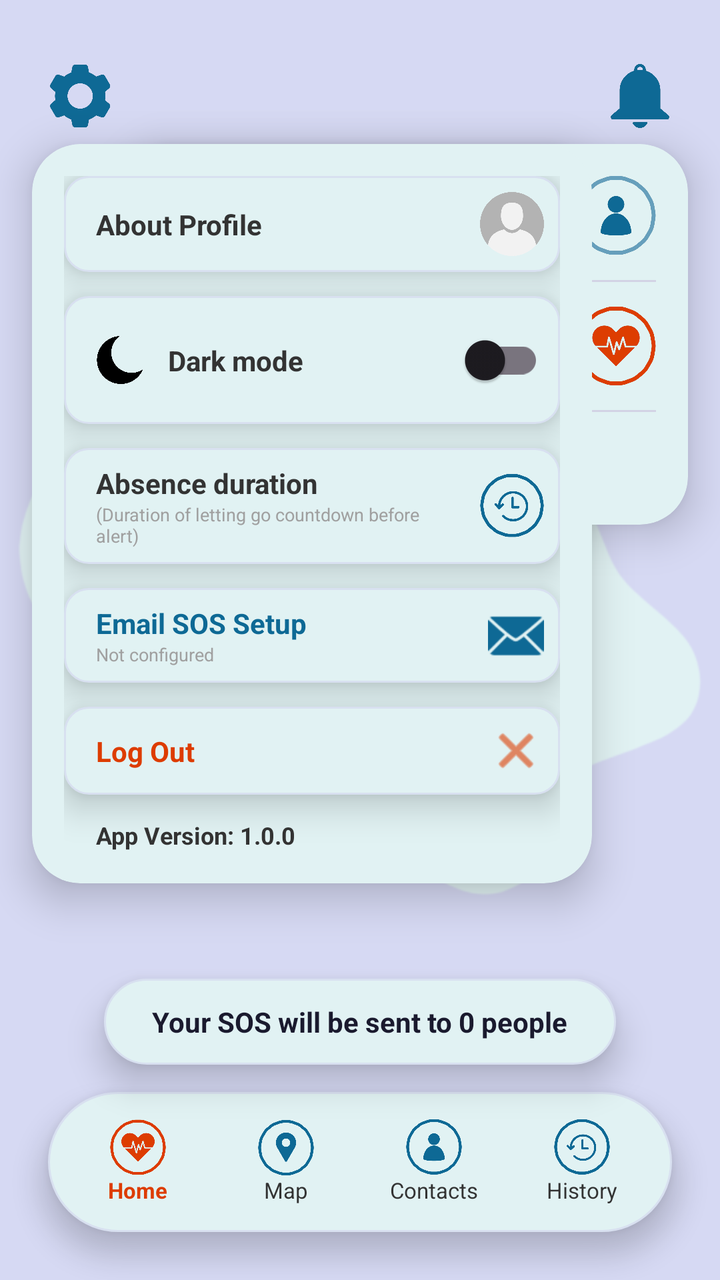
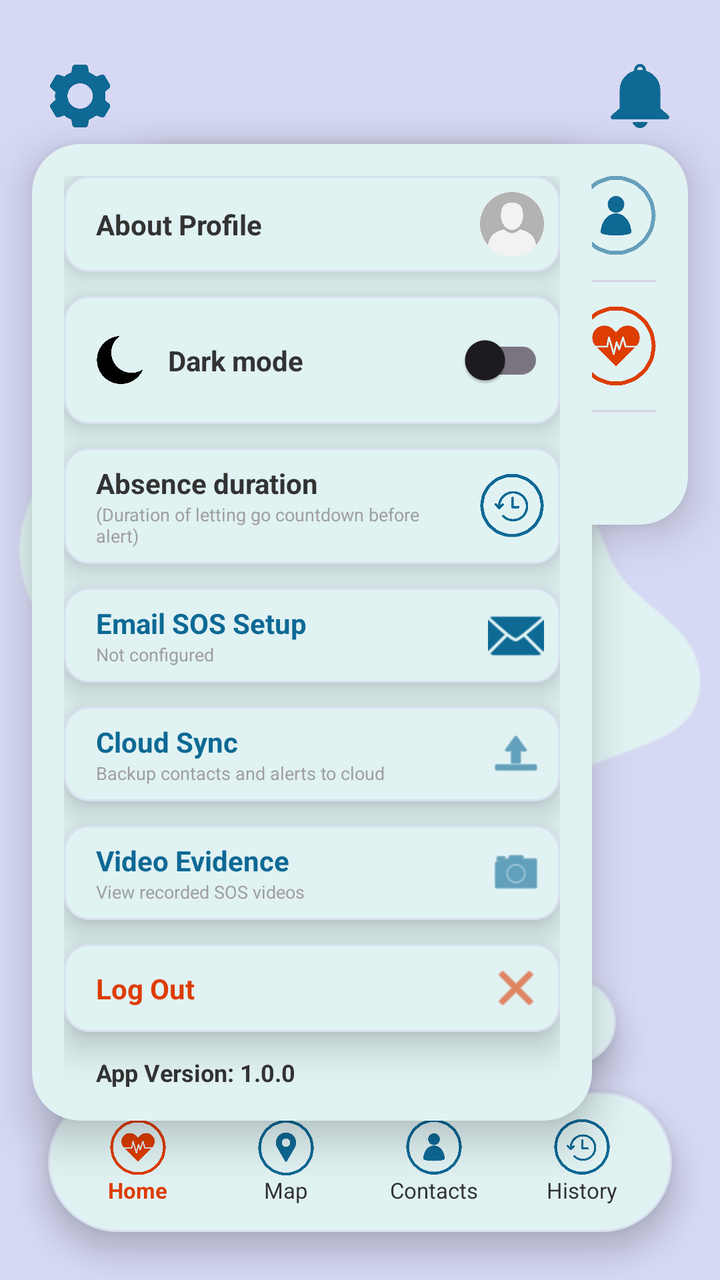

Screens rendered from an Android XML layout before and after an edit, with the pre-edit source and the edit as a unified diff.
<!-- AndroidManifest.xml: application theme Theme.PulseCheck -->
<!-- res/layout/activity_home.xml -->
<?xml version="1.0" encoding="utf-8"?>
<androidx.constraintlayout.widget.ConstraintLayout xmlns:android="http://schemas.android.com/apk/res/android"
    xmlns:app="http://schemas.android.com/apk/res-auto"
    xmlns:tools="http://schemas.android.com/tools"
    android:layout_width="match_parent"
    android:layout_height="match_parent"
    android:id="@+id/main"
    android:background="@color/pulse_surface_variant"
    tools:context=".home">

    <ImageView
        android:id="@+id/btnSettings"
        android:layout_width="32dp"
        android:layout_height="32dp"
        android:layout_marginStart="24dp"
        android:layout_marginTop="32dp"
        android:background="@drawable/setting"
        app:tint="#0e6995"
        app:layout_constraintStart_toStartOf="parent"
        app:layout_constraintTop_toTopOf="parent" />

    <ImageView
        android:id="@+id/btnNotifications"
        android:layout_width="32dp"
        android:layout_height="32dp"
        android:layout_marginEnd="24dp"
        android:layout_marginTop="32dp"
        android:background="@drawable/notifications"
        app:tint="#0e6995"
        app:layout_constraintEnd_toEndOf="parent"
        app:layout_constraintTop_toTopOf="parent" />

    <LinearLayout
        android:id="@+id/profileSection"
        android:layout_width="wrap_content"
        android:layout_height="wrap_content"
        android:orientation="horizontal"
        android:gravity="center_vertical"
        android:layout_marginStart="32dp"
        android:layout_marginTop="16dp"
        app:layout_constraintStart_toStartOf="parent"
        app:layout_constraintTop_toBottomOf="@id/btnSettings">

        <ImageView
            android:id="@+id/profile"
            android:layout_width="48dp"
            android:layout_height="48dp"
            android:src="@drawable/profile"
            android:scaleType="centerCrop"
            android:clipToOutline="true"
            android:background="@drawable/bg_avatar_circle" />

        <TextView
            android:id="@+id/tvProfileName"
            android:layout_width="wrap_content"
            android:layout_height="wrap_content"
            android:layout_marginStart="12dp"
            android:text="Profile"
            android:textColor="@color/text_primary"
            android:textSize="14sp" />
    </LinearLayout>

    <androidx.constraintlayout.widget.ConstraintLayout
        android:id="@+id/contactsSearchBar"
        android:layout_width="0dp"
        android:layout_height="64dp"
        android:layout_marginHorizontal="32dp"
        android:layout_marginTop="16dp"
        android:background="@drawable/bg_search_bar"
        android:elevation="4dp"
        app:layout_constraintStart_toStartOf="parent"
        app:layout_constraintEnd_toEndOf="parent"
        app:layout_constraintTop_toBottomOf="@id/profileSection">

        
        <TextView
            android:id="@+id/tvContactsPlaceholder"
            android:layout_width="wrap_content"
            android:layout_height="wrap_content"
            android:text="Contacts"
            android:textSize="18sp"
            android:textColor="#9eb9b9"
            android:visibility="visible"
            app:layout_constraintTop_toTopOf="parent"
            app:layout_constraintBottom_toBottomOf="parent"
            app:layout_constraintStart_toStartOf="parent"
            app:layout_constraintEnd_toEndOf="parent"/>

        
        <HorizontalScrollView
            android:id="@+id/contactsPreviewScroll"
            android:layout_width="0dp"
            android:layout_height="match_parent"
            android:layout_marginStart="8dp"
            android:layout_marginEnd="56dp"
            android:scrollbars="none"
            android:visibility="gone"
            app:layout_constraintStart_toStartOf="parent"
            app:layout_constraintEnd_toStartOf="@+id/t_contacts"
            app:layout_constraintTop_toTopOf="parent"
            app:layout_constraintBottom_toBottomOf="parent">

            <LinearLayout
                android:id="@+id/contactsPreviewList"
                android:layout_width="wrap_content"
                android:layout_height="match_parent"
                android:orientation="horizontal"
                android:gravity="center_vertical"
                android:paddingHorizontal="4dp" />

        </HorizontalScrollView>


    </androidx.constraintlayout.widget.ConstraintLayout>

    <ImageView
        android:id="@+id/ivCenterBlob"
        android:layout_width="350dp"
        android:layout_height="350dp"
        android:src="@drawable/bg_white_blob"
        app:tint="@color/pulse_background"
        app:layout_constraintTop_toTopOf="parent"
        app:layout_constraintBottom_toBottomOf="parent"
        app:layout_constraintStart_toStartOf="parent"
        app:layout_constraintEnd_toEndOf="parent" />

    <ImageView
        android:id="@+id/btnDeadMansSwitch"
        android:layout_width="240dp"
        android:layout_height="240dp"
        android:src="@drawable/pulselogo"
        app:layout_constraintBottom_toBottomOf="@id/ivCenterBlob"
        app:layout_constraintEnd_toEndOf="@id/ivCenterBlob"
        app:layout_constraintHorizontal_bias="0.492"
        app:layout_constraintStart_toStartOf="@id/ivCenterBlob"
        app:layout_constraintTop_toTopOf="@id/ivCenterBlob"
        app:layout_constraintVertical_bias="0.492" />

    <TextView
        android:id="@+id/tvSosStatus"
        android:layout_width="wrap_content"
        android:layout_height="wrap_content"
        android:text="Your SOS will be sent to 0 people"
        android:textColor="@color/pulse_on_surface"
        android:textStyle="bold"
        android:paddingHorizontal="24dp"
        android:paddingVertical="12dp"
        android:background="@drawable/bg_sos"
        android:elevation="10dp"
        app:layout_constraintStart_toStartOf="parent"
        app:layout_constraintEnd_toEndOf="parent"
        app:layout_constraintTop_toBottomOf="@id/ivCenterBlob"
        app:layout_constraintBottom_toTopOf="@id/bottomNav"
        android:layout_marginTop="-20dp"/>


    <LinearLayout
        android:id="@+id/bottomNav"
        android:layout_width="0dp"
        android:layout_height="70dp"
        android:layout_marginHorizontal="24dp"
        android:layout_marginBottom="24dp"
        android:background="@drawable/menu_nav"
        android:elevation="8dp"
        android:orientation="horizontal"
        android:paddingHorizontal="8dp"
        app:layout_constraintBottom_toBottomOf="parent"
        app:layout_constraintStart_toStartOf="parent"
        app:layout_constraintEnd_toEndOf="parent">

        <LinearLayout
            android:id="@+id/nav_home"
            android:layout_width="0dp"
            android:layout_height="match_parent"
            android:layout_weight="1"
            android:orientation="vertical"
            android:gravity="center">
            <ImageView
                android:layout_width="28dp"
                android:layout_height="28dp"
                android:src="@drawable/home"
                app:tint="#dd3c00"/>
            <TextView
                android:layout_width="wrap_content"
                android:layout_height="wrap_content"
                android:text="Home"
                android:textColor="#dd3c00"
                android:textSize="11sp"
                android:textStyle="bold"/>
        </LinearLayout>

        <LinearLayout
            android:id="@+id/nav_location"
            android:layout_width="0dp"
            android:layout_height="match_parent"
            android:layout_weight="1"
            android:orientation="vertical"
            android:gravity="center">
            <ImageView
                android:layout_width="28dp"
                android:layout_height="28dp"
                android:src="@drawable/location"
                app:tint="#0e6995"/>
            <TextView
                android:layout_width="wrap_content"
                android:layout_height="wrap_content"
                android:text="Map"
                android:textColor="#333333"
                android:textSize="11sp"/>
        </LinearLayout>

        <LinearLayout
            android:id="@+id/nav_contacts"
            android:layout_width="0dp"
            android:layout_height="match_parent"
            android:layout_weight="1"
            android:orientation="vertical"
            android:gravity="center">
            <ImageView
                android:layout_width="28dp"
                android:layout_height="28dp"
                android:src="@drawable/contacts"
                app:tint="#0e6995"/>
            <TextView
                android:layout_width="wrap_content"
                android:layout_height="wrap_content"
                android:text="Contacts"
                android:textColor="#333333"
                android:textSize="11sp"/>
        </LinearLayout>

        <LinearLayout
            android:id="@+id/nav_history"
            android:layout_width="0dp"
            android:layout_height="match_parent"
            android:layout_weight="1"
            android:orientation="vertical"
            android:gravity="center">
            <ImageView
                android:layout_width="28dp"
                android:layout_height="28dp"
                android:src="@drawable/history"
                app:tint="#0e6995"/>
            <TextView
                android:layout_width="wrap_content"
                android:layout_height="wrap_content"
                android:text="History"
                android:textColor="#333333"
                android:textSize="11sp"/>
        </LinearLayout>
    </LinearLayout>

















































































































    <androidx.cardview.widget.CardView
        android:id="@+id/notifications_menu_card"
        android:layout_width="280dp"
        android:layout_height="wrap_content"
        android:layout_marginEnd="16dp"
        android:layout_marginTop="8dp"
        app:cardBackgroundColor="@color/pulse_background"
        app:cardCornerRadius="24dp"
        app:cardElevation="12dp"
        app:layout_constraintEnd_toEndOf="parent"
        app:layout_constraintTop_toBottomOf="@+id/btnNotifications">

        <LinearLayout
            android:layout_width="match_parent"
            android:layout_height="wrap_content"
            android:orientation="vertical"
            android:padding="16dp">

            <LinearLayout
                android:layout_width="match_parent"
                android:layout_height="wrap_content"
                android:gravity="center_vertical|end"
                android:orientation="horizontal">

                <TextView
                    android:layout_width="0dp"
                    android:layout_height="wrap_content"
                    android:layout_weight="1"
                    android:gravity="end"
                    android:layout_marginEnd="12dp"
                    android:text="You added (name) as your\ntrusted contacts"
                    android:textColor="#333333"
                    android:textSize="12sp" />

                <ImageView
                    android:layout_width="40dp"
                    android:layout_height="40dp"
                    android:background="@drawable/contacts"
                    android:padding="8dp"
                    app:tint="#0e6995" />
            </LinearLayout>

            <View
                android:layout_width="match_parent"
                android:layout_height="1dp"
                android:layout_marginVertical="12dp"
                android:background="#D3D3E5" />

            <LinearLayout
                android:layout_width="match_parent"
                android:layout_height="wrap_content"
                android:gravity="center_vertical|end"
                android:orientation="horizontal">

                <TextView
                    android:layout_width="0dp"
                    android:layout_height="wrap_content"
                    android:layout_weight="1"
                    android:gravity="end"
                    android:layout_marginEnd="12dp"
                    android:text="Your trusted contacts\nwere alerted"
                    android:textColor="#333333"
                    android:textSize="12sp" />

                <ImageView
                    android:layout_width="40dp"
                    android:layout_height="40dp"
                    android:background="@drawable/heart"
                    android:padding="8dp"
                    app:tint="#E64A19" />
            </LinearLayout>

            <View
                android:layout_width="match_parent"
                android:layout_height="1dp"
                android:layout_marginVertical="12dp"
                android:background="#D3D3E5" />

            <TextView
                android:id="@+id/btn_see_all_notifications"
                android:layout_width="wrap_content"
                android:layout_height="wrap_content"
                android:layout_gravity="center_horizontal"
                android:background="@drawable/bg_notif"
                android:paddingHorizontal="16dp"
                android:paddingVertical="6dp"
                android:text="See all notifications"
                android:textColor="#000000"
                android:textSize="12sp"
                android:textStyle="bold" />

        </LinearLayout>
    </androidx.cardview.widget.CardView>
    <androidx.cardview.widget.CardView
        android:id="@+id/settings_menu_card"
        android:layout_width="280dp"
        android:layout_height="wrap_content"
        android:layout_marginStart="16dp"
        android:layout_marginTop="8dp"
        android:visibility="visible"
        app:cardBackgroundColor="@color/pulse_background"
        app:cardCornerRadius="24dp"
        app:cardElevation="12dp"
        app:layout_constraintStart_toStartOf="parent"
        app:layout_constraintTop_toBottomOf="@+id/btnSettings">

        <LinearLayout
            android:layout_width="match_parent"
            android:layout_height="wrap_content"
            android:orientation="vertical"
            android:padding="16dp">

            <androidx.constraintlayout.widget.ConstraintLayout
                android:id="@+id/btn_about_profile"
                android:layout_width="match_parent"
                android:layout_height="wrap_content"
                android:elevation="10dp"
                android:layout_marginBottom="12dp"
                android:background="@drawable/bg_white_field"
                android:padding="8dp">

                <TextView
                    android:layout_width="wrap_content"
                    android:layout_height="wrap_content"
                    android:layout_marginStart="8dp"
                    android:text="About Profile"
                    android:textColor="#333333"
                    android:textSize="14sp"
                    android:textStyle="bold"
                    app:layout_constraintBottom_toBottomOf="parent"
                    app:layout_constraintStart_toStartOf="parent"
                    app:layout_constraintTop_toTopOf="parent" />

                <ImageView
                    android:layout_width="32dp"
                    android:layout_height="32dp"
                    android:background="@drawable/profile"
                    app:layout_constraintBottom_toBottomOf="parent"
                    app:layout_constraintEnd_toEndOf="parent"
                    app:layout_constraintTop_toTopOf="parent" />
            </androidx.constraintlayout.widget.ConstraintLayout>

            <androidx.constraintlayout.widget.ConstraintLayout
                android:layout_width="match_parent"
                android:layout_height="wrap_content"
                android:layout_marginBottom="12dp"
                android:elevation="10dp"
                android:background="@drawable/bg_white_field"
                android:padding="8dp">

                <ImageView
                    android:id="@+id/icon_moon"
                    android:layout_width="24dp"
                    android:layout_height="24dp"
                    android:layout_marginStart="8dp"
                    android:elevation="10dp"
                    android:background="@drawable/night"
                    app:tint="#000000"
                    app:layout_constraintBottom_toBottomOf="parent"
                    app:layout_constraintStart_toStartOf="parent"
                    app:layout_constraintTop_toTopOf="parent" />

                <TextView
                    android:layout_width="wrap_content"
                    android:layout_height="wrap_content"
                    android:layout_marginStart="12dp"
                    android:text="Dark mode"
                    android:textColor="#333333"
                    android:textSize="14sp"
                    android:textStyle="bold"
                    app:layout_constraintBottom_toBottomOf="parent"
                    app:layout_constraintStart_toEndOf="@+id/icon_moon"
                    app:layout_constraintTop_toTopOf="parent" />

                <androidx.appcompat.widget.SwitchCompat
                    android:id="@+id/switch_dark_mode"
                    android:layout_width="wrap_content"
                    android:layout_height="wrap_content"
                    app:layout_constraintBottom_toBottomOf="parent"
                    app:layout_constraintEnd_toEndOf="parent"
                    app:layout_constraintTop_toTopOf="parent" />
            </androidx.constraintlayout.widget.ConstraintLayout>

            <androidx.constraintlayout.widget.ConstraintLayout
                android:id="@+id/btn_absence_duration"
                android:layout_width="match_parent"
                android:layout_height="wrap_content"
                android:elevation="10dp"
                android:layout_marginBottom="12dp"
                android:background="@drawable/bg_white_field"
                android:padding="8dp">

                <LinearLayout
                    android:layout_width="0dp"
                    android:layout_height="wrap_content"
                    android:layout_marginStart="8dp"
                    android:layout_marginEnd="8dp"
                    android:orientation="vertical"
                    app:layout_constraintBottom_toBottomOf="parent"
                    app:layout_constraintEnd_toStartOf="@+id/icon_timer"
                    app:layout_constraintStart_toStartOf="parent"
                    app:layout_constraintTop_toTopOf="parent">

                    <TextView
                        android:layout_width="wrap_content"
                        android:layout_height="wrap_content"
                        android:text="Absence duration"
                        android:textColor="#333333"
                        android:textSize="14sp"
                        android:textStyle="bold" />

                    <TextView
                        android:layout_width="wrap_content"
                        android:layout_height="wrap_content"
                        android:text="(Duration of letting go countdown before alert)"
                        android:textColor="#A0A0A0"
                        android:textSize="9sp" />
                </LinearLayout>

                <ImageView
                    android:id="@+id/icon_timer"
                    android:layout_width="32dp"
                    android:layout_height="32dp"
                    android:src="@drawable/history"
                    app:tint="#0e6995"
                    app:layout_constraintBottom_toBottomOf="parent"
                    app:layout_constraintEnd_toEndOf="parent"
                    app:layout_constraintTop_toTopOf="parent" />
            </androidx.constraintlayout.widget.ConstraintLayout>

            
            <androidx.constraintlayout.widget.ConstraintLayout
                android:id="@+id/btn_email_setup"
                android:layout_width="match_parent"
                android:layout_height="wrap_content"
                android:elevation="10dp"
                android:layout_marginBottom="12dp"
                android:background="@drawable/bg_white_field"
                android:padding="8dp">

                <LinearLayout
                    android:layout_width="0dp"
                    android:layout_height="wrap_content"
                    android:layout_marginStart="8dp"
                    android:layout_marginEnd="8dp"
                    android:orientation="vertical"
                    app:layout_constraintBottom_toBottomOf="parent"
                    app:layout_constraintEnd_toStartOf="@+id/icon_email"
                    app:layout_constraintStart_toStartOf="parent"
                    app:layout_constraintTop_toTopOf="parent">

                    <TextView
                        android:layout_width="wrap_content"
                        android:layout_height="wrap_content"
                        android:text="Email SOS Setup"
                        android:textColor="#0e6995"
                        android:textSize="14sp"
                        android:textStyle="bold" />

                    <TextView
                        android:id="@+id/tv_email_status"
                        android:layout_width="wrap_content"
                        android:layout_height="wrap_content"
                        android:text="Not configured"
                        android:textColor="#A0A0A0"
                        android:textSize="9sp" />
                </LinearLayout>

                <ImageView
                    android:id="@+id/icon_email"
                    android:layout_width="28dp"
                    android:layout_height="28dp"
                    android:src="@android:drawable/ic_dialog_email"
                    app:tint="#0e6995"
                    app:layout_constraintBottom_toBottomOf="parent"
                    app:layout_constraintEnd_toEndOf="parent"
                    app:layout_constraintTop_toTopOf="parent" />
            </androidx.constraintlayout.widget.ConstraintLayout>

            
            <androidx.constraintlayout.widget.ConstraintLayout
                android:id="@+id/btn_logout"
                android:layout_width="match_parent"
                android:layout_height="wrap_content"
                android:elevation="10dp"
                android:layout_marginBottom="12dp"
                android:background="@drawable/bg_white_field"
                android:padding="8dp">

                <TextView
                    android:layout_width="wrap_content"
                    android:layout_height="wrap_content"
                    android:layout_marginStart="8dp"
                    android:text="Log Out"
                    android:textColor="#dd3c00"
                    android:textSize="14sp"
                    android:textStyle="bold"
                    app:layout_constraintBottom_toBottomOf="parent"
                    app:layout_constraintStart_toStartOf="parent"
                    app:layout_constraintTop_toTopOf="parent" />

                <ImageView
                    android:layout_width="28dp"
                    android:layout_height="28dp"
                    android:src="@android:drawable/ic_menu_close_clear_cancel"
                    app:tint="#dd3c00"
                    app:layout_constraintBottom_toBottomOf="parent"
                    app:layout_constraintEnd_toEndOf="parent"
                    app:layout_constraintTop_toTopOf="parent" />
            </androidx.constraintlayout.widget.ConstraintLayout>

            <TextView
                android:layout_width="wrap_content"
                android:layout_height="wrap_content"
                android:layout_marginStart="16dp"
                android:text="App Version: 1.0.0"
                android:textColor="#333333"
                android:textSize="12sp"
                android:textStyle="bold" />

        </LinearLayout>
    </androidx.cardview.widget.CardView>

</androidx.constraintlayout.widget.ConstraintLayout>
<!-- resources referenced by this layout -->
<resources>
  <color name="pulse_background">#e1f2f3</color>
  <color name="pulse_on_surface">#1A1A2E</color>
  <color name="pulse_surface_variant">#d6d9f3</color>
  <color name="text_primary">#333333</color>
  <!-- drawable bg_avatar_circle (drawable) -->
  <?xml version="1.0" encoding="utf-8"?>
  <shape xmlns:android="http://schemas.android.com/apk/res/android"
      android:shape="oval">
      <solid android:color="#E8EAF6" />
  </shape>
  <!-- drawable bg_notif (drawable) -->
  <?xml version="1.0" encoding="utf-8"?>
  <shape xmlns:android="http://schemas.android.com/apk/res/android"
      android:shape="rectangle">
      <solid android:color="@color/light_blue"/>
      <corners android:radius="32dp"/>
  
  
  </shape>
  <!-- drawable bg_search_bar (drawable) -->
  <?xml version="1.0" encoding="utf-8"?>
  <shape xmlns:android="http://schemas.android.com/apk/res/android"
      android:shape="rectangle">
      <solid android:color="@color/pulse_background" />
      <stroke android:width="1dp" android:color="@color/pulse_card_stroke" />
      <corners android:radius="32dp" />
  </shape>
  <!-- drawable bg_sos (drawable) -->
  <?xml version="1.0" encoding="utf-8"?>
  <shape xmlns:android="http://schemas.android.com/apk/res/android"
      android:shape="rectangle">
      <solid android:color="@color/pulse_background" />
      <stroke android:width="1dp" android:color="@color/pulse_card_stroke" />
      <corners android:radius="32dp" />
  </shape>
  <!-- drawable bg_white_blob: png bitmap (drawable, 32225 bytes) -->
  <!-- drawable bg_white_field (drawable) -->
  <?xml version="1.0" encoding="utf-8"?>
  <shape xmlns:android="http://schemas.android.com/apk/res/android"
      android:shape="rectangle">
      <solid android:color="@color/pulse_background" />
      <stroke android:width="1dp" android:color="@color/pulse_card_stroke" />
      <corners android:radius="12dp" />
  </shape>
  <!-- drawable contacts: png bitmap (drawable, 110786 bytes) -->
  <!-- drawable heart: png bitmap (drawable, 142852 bytes) -->
  <!-- drawable history: png bitmap (drawable, 128917 bytes) -->
  <!-- drawable home: png bitmap (drawable, 142852 bytes) -->
  <!-- drawable location: png bitmap (drawable, 112829 bytes) -->
  <!-- drawable menu_nav (drawable) -->
  <?xml version="1.0" encoding="utf-8"?>
  <shape xmlns:android="http://schemas.android.com/apk/res/android">
      <solid android:color="@color/pulse_background"/>
      <stroke android:width="1dp" android:color="@color/pulse_card_stroke"/>
      <corners android:radius="40dp" />
  </shape>
  <!-- drawable night: png bitmap (drawable, 39265 bytes) -->
  <!-- drawable notifications: png bitmap (drawable, 44801 bytes) -->
  <!-- drawable profile: png bitmap (drawable, 51648 bytes) -->
  <!-- drawable pulselogo: png bitmap (drawable, 136935 bytes) -->
  <!-- drawable setting: png bitmap (drawable, 77969 bytes) -->
  <style name="Theme.PulseCheck" parent="Base.Theme.PulseCheck" />
  <color name="light_blue">#4A9CFA</color>
  <color name="pulse_card_stroke">#D8E0F0</color>
  <style name="Base.Theme.PulseCheck" parent="Theme.Material3.DayNight.NoActionBar">
          <item name="colorPrimary">@color/pulse_primary</item>
          <item name="colorPrimaryVariant">@color/pulse_secondary</item>
          <item name="colorOnPrimary">@color/white</item>
          <item name="colorSecondary">@color/pulse_secondary</item>
          <item name="colorOnSecondary">@color/white</item>
          <item name="android:statusBarColor" tools:targetApi="l">@color/pulse_surface</item>
      </style>
  <color name="pulse_primary">#0e6995</color>
  <color name="pulse_secondary">#7bb098</color>
  <color name="white">#FFFFFFFF</color>
  <color name="pulse_surface">#f0eeff</color>
</resources>

<!-- the commit's change to res/layout/activity_home.xml (unified diff, before → after) -->
@@ -643,6 +643,102 @@
 
             
             <androidx.constraintlayout.widget.ConstraintLayout
+                android:id="@+id/btn_supabase_settings"
+                android:layout_width="match_parent"
+                android:layout_height="wrap_content"
+                android:elevation="10dp"
+                android:layout_marginBottom="12dp"
+                android:background="@drawable/bg_white_field"
+                android:padding="8dp">
+
+                <LinearLayout
+                    android:layout_width="0dp"
+                    android:layout_height="wrap_content"
+                    android:layout_marginStart="8dp"
+                    android:layout_marginEnd="8dp"
+                    android:orientation="vertical"
+                    app:layout_constraintBottom_toBottomOf="parent"
+                    app:layout_constraintEnd_toStartOf="@+id/icon_cloud"
+                    app:layout_constraintStart_toStartOf="parent"
+                    app:layout_constraintTop_toTopOf="parent">
+
+                    <TextView
+                        android:layout_width="wrap_content"
+                        android:layout_height="wrap_content"
+                        android:text="Cloud Sync"
+                        android:textColor="#0e6995"
+                        android:textSize="14sp"
+                        android:textStyle="bold" />
+
+                    <TextView
+                        android:layout_width="wrap_content"
+                        android:layout_height="wrap_content"
+                        android:text="Backup contacts and alerts to cloud"
+                        android:textColor="#A0A0A0"
+                        android:textSize="9sp" />
+                </LinearLayout>
+
+                <ImageView
+                    android:id="@+id/icon_cloud"
+                    android:layout_width="28dp"
+                    android:layout_height="28dp"
+                    android:src="@android:drawable/ic_menu_upload"
+                    app:tint="#0e6995"
+                    app:layout_constraintBottom_toBottomOf="parent"
+                    app:layout_constraintEnd_toEndOf="parent"
+                    app:layout_constraintTop_toTopOf="parent" />
+            </androidx.constraintlayout.widget.ConstraintLayout>
+
+            
+            <androidx.constraintlayout.widget.ConstraintLayout
+                android:id="@+id/btn_video_evidence"
+                android:layout_width="match_parent"
+                android:layout_height="wrap_content"
+                android:elevation="10dp"
+                android:layout_marginBottom="12dp"
+                android:background="@drawable/bg_white_field"
+                android:padding="8dp">
+
+                <LinearLayout
+                    android:layout_width="0dp"
+                    android:layout_height="wrap_content"
+                    android:layout_marginStart="8dp"
+                    android:layout_marginEnd="8dp"
+                    android:orientation="vertical"
+                    app:layout_constraintBottom_toBottomOf="parent"
+                    app:layout_constraintEnd_toStartOf="@+id/icon_video"
+                    app:layout_constraintStart_toStartOf="parent"
+                    app:layout_constraintTop_toTopOf="parent">
+
+                    <TextView
+                        android:layout_width="wrap_content"
+                        android:layout_height="wrap_content"
+                        android:text="Video Evidence"
+                        android:textColor="#0e6995"
+                        android:textSize="14sp"
+                        android:textStyle="bold" />
+
+                    <TextView
+                        android:layout_width="wrap_content"
+                        android:layout_height="wrap_content"
+                        android:text="View recorded SOS videos"
+                        android:textColor="#A0A0A0"
+                        android:textSize="9sp" />
+                </LinearLayout>
+
+                <ImageView
+                    android:id="@+id/icon_video"
+                    android:layout_width="28dp"
+                    android:layout_height="28dp"
+                    android:src="@android:drawable/ic_menu_camera"
+                    app:tint="#0e6995"
+                    app:layout_constraintBottom_toBottomOf="parent"
+                    app:layout_constraintEnd_toEndOf="parent"
+                    app:layout_constraintTop_toTopOf="parent" />
+            </androidx.constraintlayout.widget.ConstraintLayout>
+
+            
+            <androidx.constraintlayout.widget.ConstraintLayout
                 android:id="@+id/btn_logout"
                 android:layout_width="match_parent"
                 android:layout_height="wrap_content"
